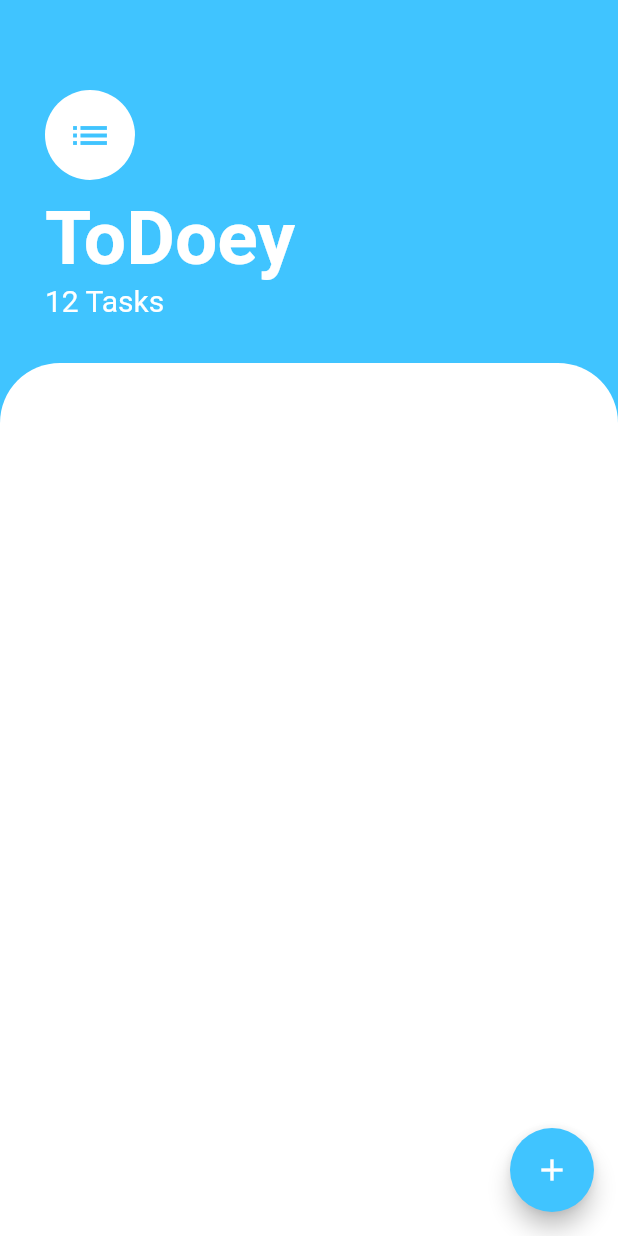
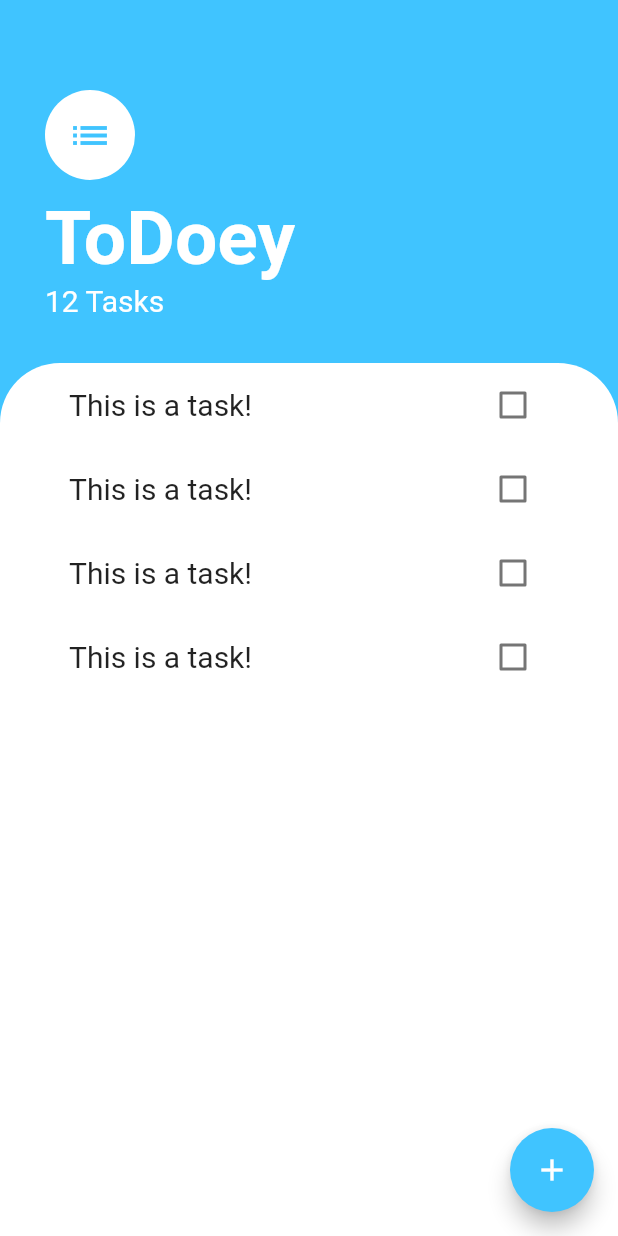
Before and after one commit to gauravxdhingra/ToDoey-Flutter, a Flutter app: the screen it shows after launch, on a phone screen of 412 x 824 dp. Run offline on Flutter 3.47's test engine with Material 2 defaults, Android fonts, the phone set to English and light mode, and no system bars.

Commit message:
Refactoring and listTiles

```diff
--- a/lib/screens/task_screen.dart
+++ b/lib/screens/task_screen.dart
@@ -1,4 +1,5 @@
 import 'package:flutter/material.dart';
+import 'package:todoey/widgets/tasks_list.dart';
 
 class TasksScreen extends StatelessWidget {
   @override
@@ -50,6 +51,9 @@ class TasksScreen extends StatelessWidget {
           ),
           Expanded(
             child: Container(
+              padding: EdgeInsets.symmetric(
+                horizontal: 30,
+              ),
               decoration: BoxDecoration(
                 color: Colors.white,
                 borderRadius: BorderRadius.only(
@@ -57,6 +61,7 @@ class TasksScreen extends StatelessWidget {
                   topRight: Radius.circular(40),
                 ),
               ),
+              child: TasksList(),
             ),
           ),
         ],
--- /dev/null
+++ b/lib/widgets/tasks_list.dart
@@ -0,0 +1,34 @@
+import 'package:flutter/material.dart';
+
+class TasksList extends StatelessWidget {
+  @override
+  Widget build(BuildContext context) {
+    return ListView(
+      children: <Widget>[
+        Listtilewidget(title: 'This is a task!'),
+        Listtilewidget(title: 'This is a task!'),
+        Listtilewidget(title: 'This is a task!'),
+        Listtilewidget(title: 'This is a task!'),
+      ],
+    );
+  }
+}
+
+class Listtilewidget extends StatelessWidget {
+  final String title;
+
+  const Listtilewidget({this.title});
+  @override
+  Widget build(BuildContext context) {
+    return ListTile(
+      title: Text(
+        '$title',
+        style: TextStyle(fontSize: 20),
+      ),
+      trailing: Checkbox(
+        value: false,
+        onChanged: (_) {},
+      ),
+    );
+  }
+}
```
